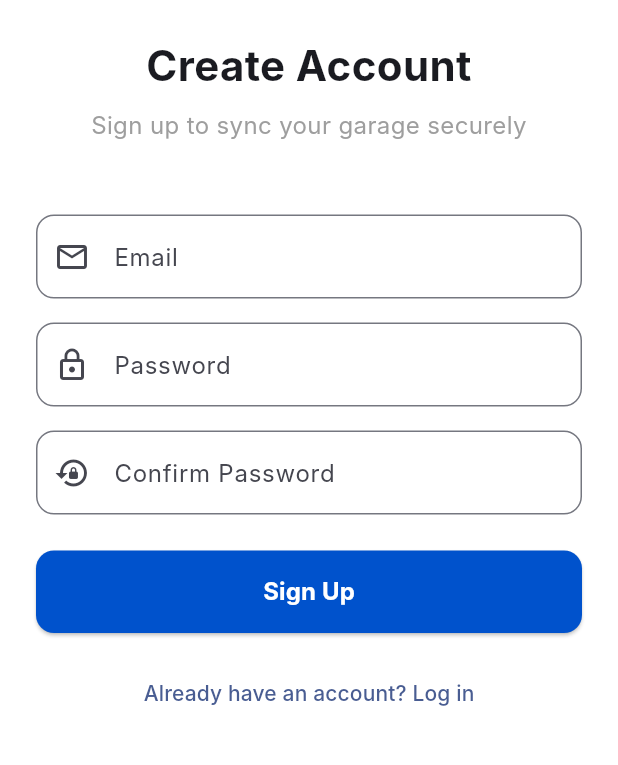
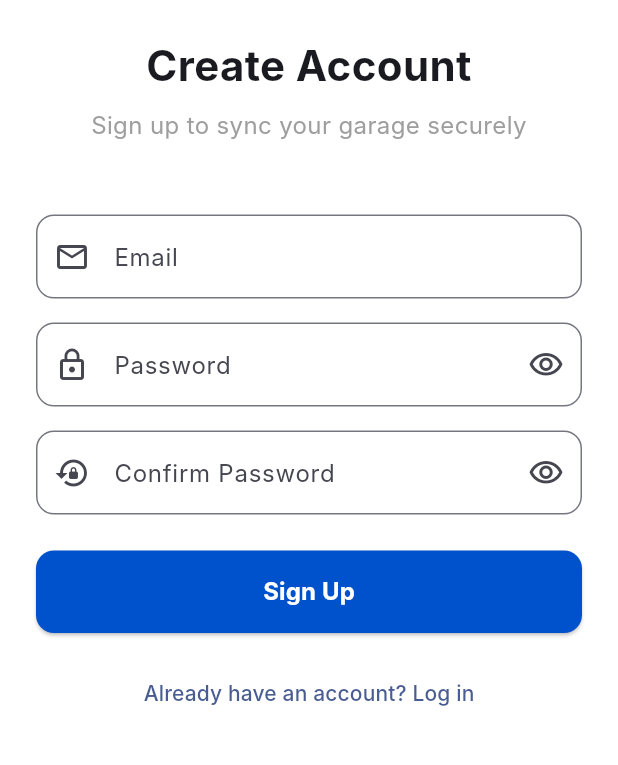
Before and after one commit to tjhhh/ServiceLog-RideAssisst, a Flutter app: the RegisterScreen screen opened directly, on a phone screen of 412 x 824 dp, the part 300-1065 px from its top. Run offline on Flutter 3.47's test engine with Material 3 defaults, Android fonts, the phone set to English and light mode, and no system bars; our stand-ins replace cloud_firestore, firebase_auth, firebase_core, flutter_dotenv, flutter_riverpod, geolocator and 4 more; accounts and stored records are empty; generated files the repository leaves out were written again; network calls fail; Roboto replaces fonts that are missing (Inter).

Commit message:
Fix: add unhide button in password widget

```diff
--- a/lib/screens/register_screen.dart
+++ b/lib/screens/register_screen.dart
@@ -14,6 +14,8 @@
   final _passwordController = TextEditingController();
   final _confirmPasswordController = TextEditingController();
   bool _isLoading = false;
+  bool _obscurePassword = true;
+  bool _obscureConfirmPassword = true;
 
   @override
   void dispose() {
@@ -125,10 +127,22 @@
               const SizedBox(height: 16),
               TextField(
                 controller: _passwordController,
-                obscureText: true,
+                obscureText: _obscurePassword,
                 decoration: InputDecoration(
                   labelText: 'Password',
                   prefixIcon: const Icon(Icons.lock_outline),
+                  suffixIcon: IconButton(
+                    onPressed: () {
+                      setState(() {
+                        _obscurePassword = !_obscurePassword;
+                      });
+                    },
+                    icon: Icon(
+                      _obscurePassword
+                          ? Icons.visibility_outlined
+                          : Icons.visibility_off_outlined,
+                    ),
+                  ),
                   border: OutlineInputBorder(
                     borderRadius: BorderRadius.circular(12),
                   ),
@@ -137,10 +151,22 @@
               const SizedBox(height: 16),
               TextField(
                 controller: _confirmPasswordController,
-                obscureText: true,
+                obscureText: _obscureConfirmPassword,
                 decoration: InputDecoration(
                   labelText: 'Confirm Password',
                   prefixIcon: const Icon(Icons.lock_reset),
+                  suffixIcon: IconButton(
+                    onPressed: () {
+                      setState(() {
+                        _obscureConfirmPassword = !_obscureConfirmPassword;
+                      });
+                    },
+                    icon: Icon(
+                      _obscureConfirmPassword
+                          ? Icons.visibility_outlined
+                          : Icons.visibility_off_outlined,
+                    ),
+                  ),
                   border: OutlineInputBorder(
                     borderRadius: BorderRadius.circular(12),
                   ),
```
Also changed, not shown: lib/screens/login_screen.dart (+14 -1 lines).
